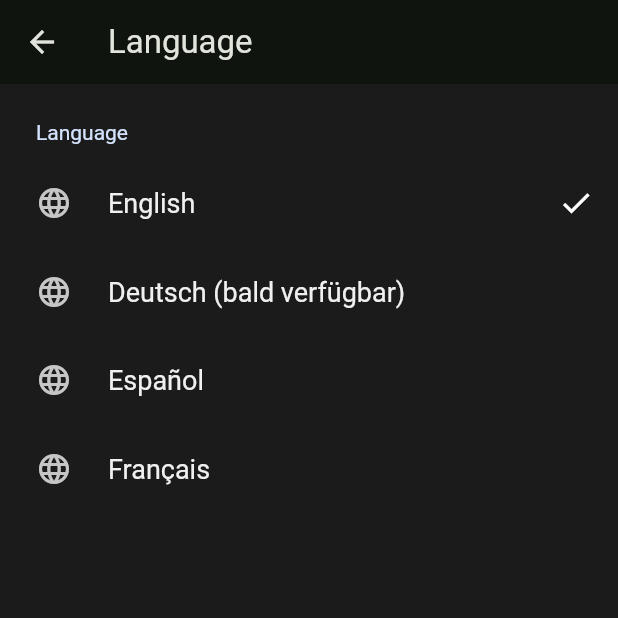
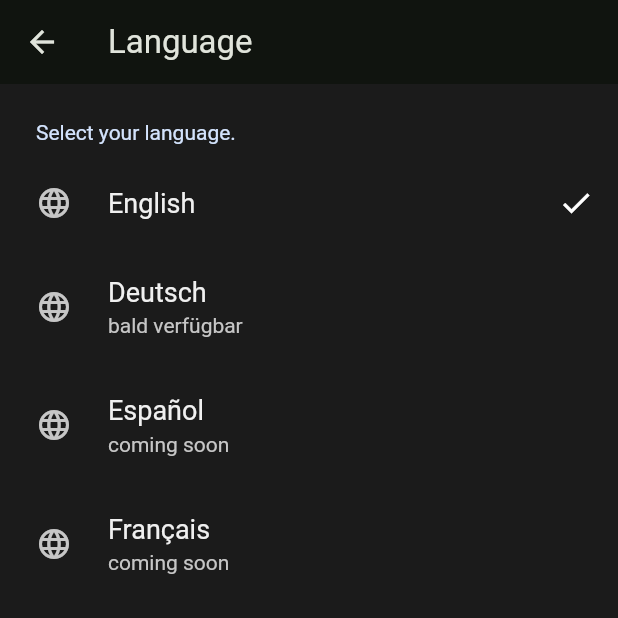
Before and after one commit to mirkoole/Stempli-Flutter-App, a Flutter app: the CustomSettingsScreen screen opened by its route, after a tap on "Language", on a phone screen of 412 x 824 dp, the top half of it. Run offline on Flutter 3.47's test engine with Material 2 defaults, Android fonts, the phone set to English and light mode, and no system bars; drawn by our look-alikes of settings_ui; our stand-ins replace shared_preferences; missing offline and left inert: duration_picker; accounts and stored records are empty.

Commit message:
Fix settings screens for web

```diff
--- a/lib/screens/settings.dart
+++ b/lib/screens/settings.dart
@@ -1,6 +1,7 @@
 // ignore_for_file: public_member_api_docs, diagnostic_describe_all_properties
 
 import 'package:duration_picker/duration_picker.dart';
+import 'package:flutter/foundation.dart';
 import 'package:flutter/material.dart';
 import 'package:provider/provider.dart';
 import 'package:settings_ui/settings_ui.dart';
@@ -42,7 +43,6 @@ class _CustomSettingsScreenState extends State<CustomSettingsScreen> {
 
   @override
   Widget build(BuildContext context) {
-
     return Scaffold(
       appBar: AppBar(
         title: Text(widget.title),
@@ -50,11 +50,13 @@ class _CustomSettingsScreenState extends State<CustomSettingsScreen> {
       body: SettingsList(
         sections: [
           SettingsSection(
-            title: const Text("App Settings"),
+            title: const Text("General"),
             tiles: <SettingsTile>[
               SettingsTile.navigation(
                 leading: const Icon(Icons.language),
                 title: const Text("Language"),
+                description: kIsWeb ? const Text("English") : null,
+                trailing: const Text("English"),
                 onPressed: (context) async =>
                     {Navigator.pushNamed(context, '/settings/language')},
               ),
@@ -76,6 +78,16 @@ class _CustomSettingsScreenState extends State<CustomSettingsScreen> {
                   await context.read<ThemeProvider>().toggleColorThemes();
                   setState(() {});
                 },
+                description: kIsWeb
+                    ? Text(
+                        style: TextStyle(
+                          backgroundColor:
+                              Color(context.read<ThemeProvider>().colorTheme),
+                          color:
+                              Color(context.read<ThemeProvider>().colorTheme),
+                        ),
+                        " cp ")
+                    : null,
                 trailing: Text(
                     style: TextStyle(
                       backgroundColor:
@@ -87,11 +99,16 @@ class _CustomSettingsScreenState extends State<CustomSettingsScreen> {
             ],
           ),
           SettingsSection(
-            title: const Text("Time Settings"),
+            title: const Text("Time"),
             tiles: <SettingsTile>[
               SettingsTile.navigation(
                 leading: const Icon(Icons.timer),
                 title: const Text("Daily Work Time"),
+                description: kIsWeb
+                    ? _customDailyWorkTimes
+                        ? const Text('custom')
+                        : Text(getDailyWorkTimeString(_dailyWorkTime))
+                    : null,
                 trailing: _customDailyWorkTimes
                     ? const Text('custom')
                     : Text(getDailyWorkTimeString(_dailyWorkTime)),
@@ -104,6 +121,9 @@ class _CustomSettingsScreenState extends State<CustomSettingsScreen> {
                 leading: const Icon(Icons.auto_fix_high),
                 title: const Text("Adjust Timer Interval"),
                 trailing: Text(getAdjustIntervalMinute(_adjustInterval)),
+                description: kIsWeb
+                    ? Text(getAdjustIntervalMinute(_adjustInterval))
+                    : null,
                 onPressed: (context) async {
                   var resultingDuration = await showDurationPicker(
                     context: context,
@@ -178,6 +198,8 @@ class _CustomSettingsScreenState extends State<CustomSettingsScreen> {
               SettingsTile(
                 leading: const Icon(Icons.code),
                 title: const Text("App Version"),
+                description:
+                    kIsWeb ? const Text('$appVersion ($buildVersion)') : null,
                 trailing: const Text('$appVersion ($buildVersion)'),
                 onPressed: (context) => {
                   launchUrl(Uri.parse(
@@ -188,6 +210,7 @@ class _CustomSettingsScreenState extends State<CustomSettingsScreen> {
                 leading: const Icon(Icons.email),
                 title: const Text("E-Mail"),
                 trailing: const Text("mirko@codepunks.net"),
+                description: kIsWeb ? const Text("mirko@codepunks.net") : null,
                 onPressed: (context) =>
                     {launchUrl(Uri.parse("https://www.codepunks.net"))},
               ),
@@ -195,6 +218,7 @@ class _CustomSettingsScreenState extends State<CustomSettingsScreen> {
                 leading: const Icon(Icons.copyright),
                 title: Text("$year Mirko Oleszuk"),
                 trailing: const Text("codepunks.net"),
+                description: kIsWeb ? const Text("codepunks.net") : null,
                 onPressed: (context) =>
                     {launchUrl(Uri.parse("https://www.codepunks.net"))},
               )
--- a/lib/screens/settings/language.dart
+++ b/lib/screens/settings/language.dart
@@ -1,5 +1,6 @@
 // ignore_for_file: public_member_api_docs, diagnostic_describe_all_properties
 
+import 'package:flutter/foundation.dart';
 import 'package:flutter/material.dart';
 
 import 'package:settings_ui/settings_ui.dart';
@@ -32,11 +33,12 @@ class _CustomSettingsLanguageScreenState
       body: SettingsList(
         sections: [
           SettingsSection(
-            title: const Text("Language"),
+            title: const Text("Select your language."),
             tiles: <SettingsTile>[
               SettingsTile(
                 leading: const Icon(Icons.language),
                 title: const Text('English'),
+                description: kIsWeb ? const Text('✅') : null,
                 trailing: _language == 'en' ? const Icon(Icons.check) : null,
                 onPressed: (context) {
                   sharedPreferences.setString("language", "en");
@@ -46,7 +48,8 @@ class _CustomSettingsLanguageScreenState
               SettingsTile(
                 enabled: false,
                 leading: const Icon(Icons.language),
-                title: const Text('Deutsch (bald verfügbar)'),
+                title: const Text('Deutsch'),
+                description: const Text('bald verfügbar'),
                 trailing: _language == 'de' ? const Icon(Icons.check) : null,
                 onPressed: (context) {
                   sharedPreferences.setString("language", "de");
@@ -57,6 +60,7 @@ class _CustomSettingsLanguageScreenState
                 enabled: false,
                 leading: const Icon(Icons.language),
                 title: const Text('Español'),
+                description: const Text('coming soon'),
                 trailing: _language == 'es' ? const Icon(Icons.check) : null,
                 onPressed: (context) {
                   sharedPreferences.setString("language", "es");
@@ -67,6 +71,7 @@ class _CustomSettingsLanguageScreenState
                 enabled: false,
                 leading: const Icon(Icons.language),
                 title: const Text('Français'),
+                description: const Text('coming soon'),
                 trailing: _language == 'fr' ? const Icon(Icons.check) : null,
                 onPressed: (context) {
                   sharedPreferences.setString("language", "fr");
```
